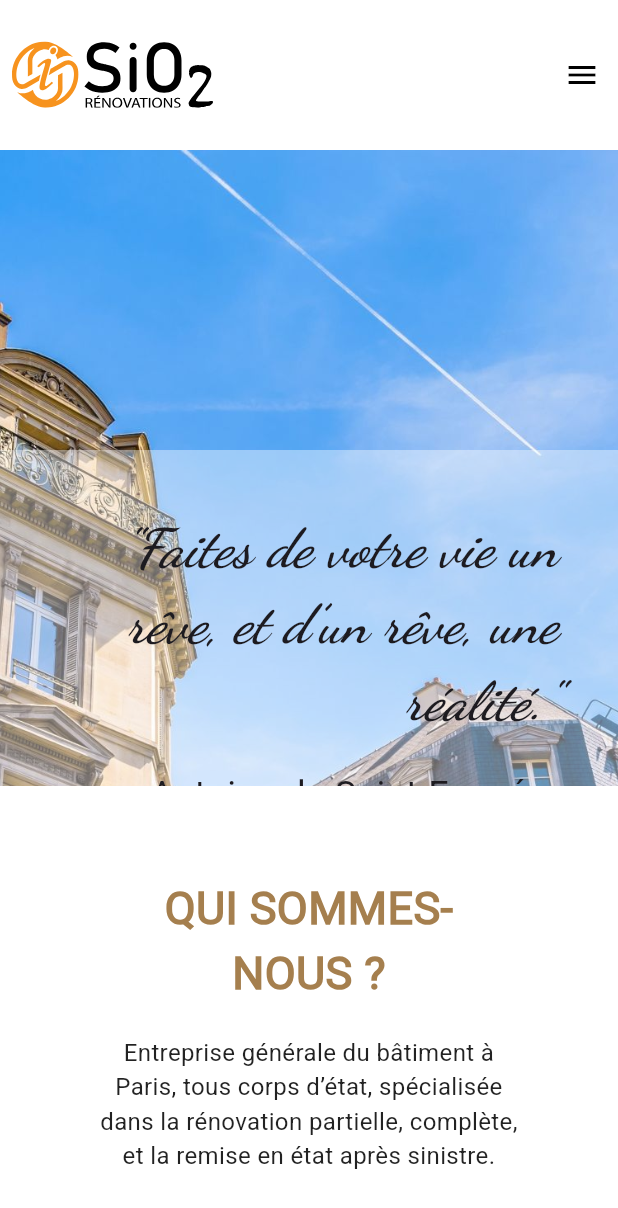
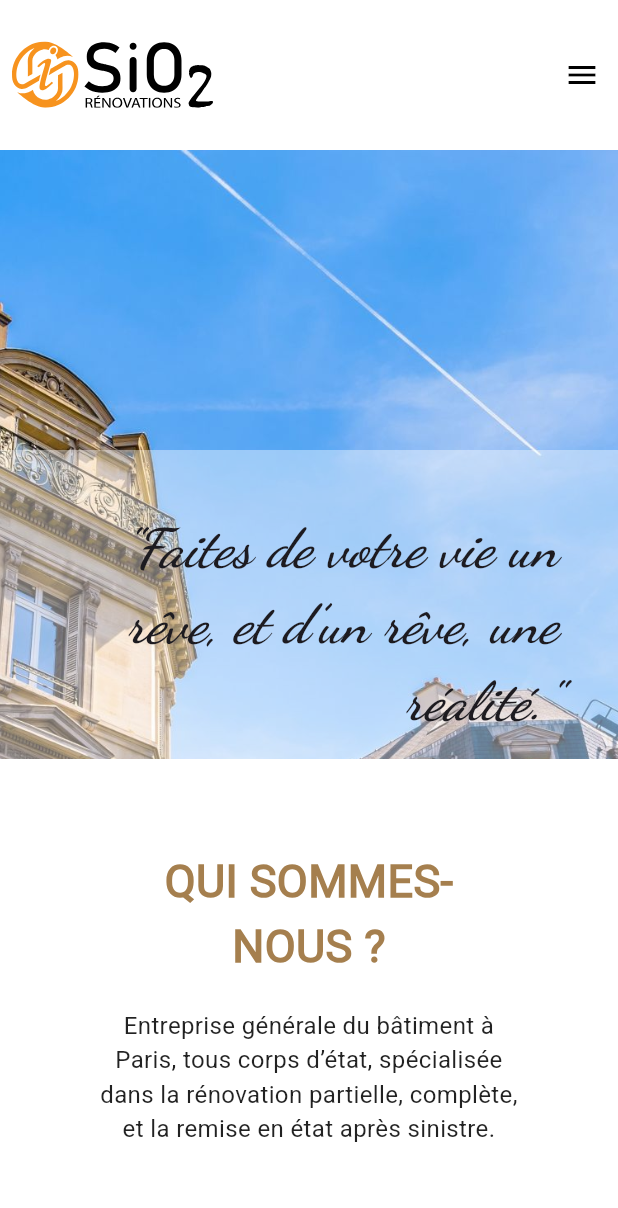
Before and after one commit to andres-angulo-dev/sio2_renovations_frontend, a Flutter app: the AboutScreen screen opened by its route, on a phone screen of 412 x 824 dp. Shown: the top 1208 px of the screen. Run offline on Flutter 3.47's test engine with Material 3 defaults, Android fonts, the phone set to English and light mode, and no system bars; our stand-ins replace animated_splash_screen, animated_text_kit, carousel_slider, dropdown_button2, flutter_dotenv, flutter_svg and 6 more; missing offline and left inert: carousel_slider_plus, slider_captcha; accounts and stored records are empty.

Commit message:
responsive: about screen code

```diff
--- a/lib/screens/about_screen.dart
+++ b/lib/screens/about_screen.dart
@@ -38,7 +38,6 @@ class AboutScreenState extends State<AboutScreen> with TickerProviderStateMixin
   bool _showEngagementSection = false;
   bool _showContactButtonSection = false;
   // bool _isDesktopMenuOpen = false; // Check if the child (MyAppBarComment) has the dropdown menu or not (only for NavItem with click)
-
 
   void updateCurrentItem(String newItem) {
     setState(() {
@@ -137,7 +136,6 @@ class AboutScreenState extends State<AboutScreen> with TickerProviderStateMixin
 
   @override
   Widget build(BuildContext context) {
-
     final mobile = GlobalScreenSizes.isMobileScreen(context);
     final screenWidth = GlobalScreenSizes.screenWidth(context);
 
@@ -238,8 +236,7 @@ class AboutScreenState extends State<AboutScreen> with TickerProviderStateMixin
                         bottom: 0, // Align at the bottom
                         left: mobile ? null : screenWidth * 0.25 , // Center horizontally
                         child: Container(
-                          height: 300.0,
-                          // width: screenWidth * 0.5,
+                          constraints: BoxConstraints(minHeight: 300.0),
                           width: mobile ? screenWidth : screenWidth * 0.5,
                           padding: const EdgeInsets.all(60.0), // Add padding inside the container
                           decoration: BoxDecoration(
@@ -281,22 +278,18 @@ class AboutScreenState extends State<AboutScreen> with TickerProviderStateMixin
                     ],
                   ),
                 ),
-                SizedBox(height: 100.0),
+                const SizedBox(height: 100.0),
                 SizedBox(
-                  height: 600,
+                  height: 600.0,
                   width: screenWidth,
-                  // color: Colors.red,
                   child: Row(
                     mainAxisAlignment: MainAxisAlignment.center,
                     children: [
                       Expanded(
-                        // flex: 2,
-                        // child: Container(
-                          // color: Colors.green,
                         child: Center(
                           child: Container(
-                              width: 1500,
-                              height: 1000,
+                            width: 1500.0,
+                            height: 1000.0,
                             decoration: BoxDecoration(
                               image: DecorationImage(
                                 image: AssetImage('assets/images/immeuble.jpeg'),
@@ -305,7 +298,6 @@ class AboutScreenState extends State<AboutScreen> with TickerProviderStateMixin
                             ),
                           )
                         )
-                        // )
                       ),
                       Expanded(
                         child: VisibilityDetector(
@@ -322,8 +314,8 @@ class AboutScreenState extends State<AboutScreen> with TickerProviderStateMixin
                             duration: const Duration(milliseconds: 1500),
                             child: Center(
                               child: Container(
-                                height: 600,
-                                width: 1000,
+                                height: 600.0,
+                                width: 1000.0,
                                 padding: EdgeInsets.all(16.0),
                                 child: Column(
                                   mainAxisAlignment: MainAxisAlignment.center,
@@ -331,13 +323,13 @@ class AboutScreenState extends State<AboutScreen> with TickerProviderStateMixin
                                     Text(
                                       "NOTRE HISTOIRE !",
                                       style: TextStyle(
-                                        fontSize: 30, // Adjust font size
+                                        fontSize: 30.0, // Adjust font size
                                         fontWeight: FontWeight.bold,
                                         color: GlobalColors.thirdColor,
                                       ),
                                       textAlign: TextAlign.center,
                                     ),
-                                    const SizedBox(height: 20), // Space between
+                                    const SizedBox(height: 20.0), // Space between
                                     Text(
                                       "SIO2 Rénovations est le fruit de la fusion entre deux familles partageant plus de 30 ans d’expérience dans le bâtiment.\n\nNous mettons ce savoir-faire à votre service, que ce soit pour rénover un studio, un appartement, une maison entière ou un local commercial. Capables de prendre en charge des projets de toutes tailles, nous répondons aussi bien aux petits travaux de rénovation qu’aux défis les plus ambitieux.",
                                       style: TextStyle(
@@ -379,11 +371,9 @@ class AboutScreenState extends State<AboutScreen> with TickerProviderStateMixin
                       );
                     },
                     child: Container(
-                      width: 1000,
+                      width: 1000.0,
                       padding: EdgeInsets.all(16.0),
                       alignment: Alignment.center,
-                      // padding: EdgeInsets.all(200.0),
-                      // color: Colors.orange,
                       child:  Column(
                         mainAxisAlignment: MainAxisAlignment.center,
                         mainAxisSize: MainAxisSize.min,
@@ -391,20 +381,20 @@ class AboutScreenState extends State<AboutScreen> with TickerProviderStateMixin
                           Text(
                             "NOS SERVICES DE RENOVATIONS",
                             style: TextStyle(
-                              fontSize: 30, // Adjust font size
+                              fontSize: 30.0, // Adjust font size
                               fontWeight: FontWeight.bold,
                               color: GlobalColors.thirdColor,
                             ),
                             textAlign: TextAlign.center,
                           ),
-                          const SizedBox(height: 20), // Space between
+                          const SizedBox(height: 20.0), // Space between
                           Text(
                             "Que vous souhaitiez rénover votre électricité, plomberie, peinture, poser du carrelage, du parquet, ou bien plus encore, SIO2 Rénovations est là pour vous offrir des conseils personnalisés, une expertise éprouvée et un service clé en main.\n\n"
                             "Le succès de chaque projet de rénovation repose sur une organisation solide. C’est pourquoi nous vous accompagnons à chaque étape, de la planification à la livraison, à Paris et en l’Île-de-France. Notre objectif : transformer votre intérieur en un espace unique, moderne et chaleureux.\n\n"
                             "Nous mettons un point d’honneur à confier vos travaux à nos équipes sélectionnées pour leur sérieux et leur souci du détail. En restant agiles face aux imprévus de chantier, nous assurons un service au juste prix et dans le respect des délais.\n\n"
                             "Enfin, nous proposons à nos clients un compte rendu d’activité régulier pour avertir en temps réel des avancées de l’ensemble des travaux de rénovation réalisés ou en cours de réalisation.",
                             style: TextStyle(
-                              fontSize: 16,
+                              fontSize: 16.0,
                               color: Colors.black87,
                             ),
                             textAlign: TextAlign.center,
@@ -416,7 +406,7 @@ class AboutScreenState extends State<AboutScreen> with TickerProviderStateMixin
                 ),
                 const SizedBox(height: 160.0),
                 Container(
-                  height: 600,
+                  height: 600.0,
                   width: screenWidth,
                   decoration: const BoxDecoration(
                     image: DecorationImage(
@@ -427,7 +417,7 @@ class AboutScreenState extends State<AboutScreen> with TickerProviderStateMixin
                 ),
                 const SizedBox(height: 160.0),
                 Container(
-                  width: 1200,
+                  width: 1200.0,
                   alignment: Alignment.center,
                   padding: EdgeInsets.all(24.0),
                   // color: Colors.orange,
@@ -438,7 +428,7 @@ class AboutScreenState extends State<AboutScreen> with TickerProviderStateMixin
                       Text(
                         "POURQUOI NOUS FAIRE CONFIANCE ?",
                         style: TextStyle(
-                          fontSize: 30, // Adjust font size
+                          fontSize: 30.0, // Adjust font size
                           fontWeight: FontWeight.bold,
                           color: GlobalColors.thirdColor,
                         ),
@@ -473,60 +463,60 @@ class AboutScreenState extends State<AboutScreen> with TickerProviderStateMixin
                                 Text(
                                   "Nous analysons minutieusement vos besoins pour vous proposer une offre chiffrée et détaillée. Nos clients bénéficient également de rapports réguliers et d’une mise à jour en temps réel sur l’avancée des travaux.",
                                   style: TextStyle(
-                                    fontSize: 16,
+                                    fontSize: 16.0,
                                     color: Colors.black87,
                                   ),
                                   textAlign: TextAlign.justify,
                                 ),
-                                const SizedBox(height: 50), // Space between
+                                const SizedBox(height: 50.0), // Space between
                                 Text(
                                   "Communication",
                                   style: TextStyle(
-                                    fontSize: 24, // Adjust font size
+                                    fontSize: 24.0, // Adjust font size
                                     fontWeight: FontWeight.bold,
                                     color: Colors.black,
                                   ),
                                   textAlign: TextAlign.center,
                                 ),
-                                const SizedBox(height: 20), // Space between
+                                const SizedBox(height: 20.0), // Space between
                                 Text(
                                   "À chaque étape de votre projet, du conseil à la réalisation, nous sommes à vos côtés. Vous êtes en contact direct avec un interlocuteur unique, toujours disponible et attentif à vos demandes.",
                                   style: TextStyle(
-                                    fontSize: 16,
+                                    fontSize: 16.0,
                                     color: Colors.black87,
                                   ),
                                   textAlign: TextAlign.justify,
                                 ),
-                                const SizedBox(height: 50), // Space between
+                                const SizedBox(height: 50.0), // Space between
                                 Text(
                                   "Qualité",
                                   style: TextStyle(
-                                    fontSize: 24, // Adjust font size
+                                    fontSize: 24.0, // Adjust font size
                                     fontWeight: FontWeight.bold,
                                     color: Colors.black,
                                   ),
                                   textAlign: TextAlign.center,
                                 ),
-                                const SizedBox(height: 20), // Space between
+                                const SizedBox(height: 20.0), // Space between
                                 Text(
                                   "Notre entreprise est reconnue pour son travail méticuleux, son professionnalisme et sa ponctualité Notre objectif est de fournir le plus haut niveau d’exigence et de savoir-faire à chaque projet, quelle qu’en soit sa taille.",
                                   style: TextStyle(
-                                    fontSize: 16,
+                                    fontSize: 16.0,
                                     color: Colors.black87,
                                   ),
                                   textAlign: TextAlign.justify,
                                 ),
-                                const SizedBox(height: 50), // Space between
+                                const SizedBox(height: 50.0), // Space between
                                 Text(
                                   "Satisfaction",
                                   style: TextStyle(
-                                    fontSize: 24, // Adjust font size
+                                    fontSize: 24.0, // Adjust font size
                                     fontWeight: FontWeight.bold,
                                     color: Colors.black,
                                   ),
                                   textAlign: TextAlign.center,
                                 ),
-                                const SizedBox(height: 20), // Space between
+                                const SizedBox(height: 20.0), // Space between
                                 Text(
                                   "Nous accordons beaucoup d’importance à la satisfaction de nos clients dans le but d’entretenir une relation de confiance sur le long terme. En tant que petite entreprise, nous valorisons aussi les recommandations de nos clients. Nous ne voulons pas seulement vous satisfaire : nous voulons que vous partagiez votre expérience positive avec vos proches.",
                                   style: TextStyle(
@@ -538,8 +528,8 @@ class AboutScreenState extends State<AboutScreen> with TickerProviderStateMixin
                               ],
                             )
                           : SizedBox(
-                            height: 900,
-                            width: 900,
+                            height: 900.0,
+                            width: 900.0,
                             child: RiveAnimation.asset(GlobalAnimations.engagementAnimation),
                           )
                         )
@@ -548,9 +538,10 @@ class AboutScreenState extends State<AboutScreen> with TickerProviderStateMixin
                   ),
                 ),
                 const SizedBox(height: 100.0),
-                SizedBox(
-                  height: 600,
+                Container(
                   width: screenWidth,
+                  constraints: BoxConstraints(minHeight: 600.0),
+                  child: IntrinsicHeight( // Forces the Row to adopt the height of its tallest child (the text) → and therefore your Expanded of the image will have a true vertical constraint
                     child: Row(
                     mainAxisAlignment: MainAxisAlignment.center,
                       children: [
@@ -578,7 +569,6 @@ class AboutScreenState extends State<AboutScreen> with TickerProviderStateMixin
                                   },
                                   child: Center(
                                     child: Container(
-                                    width: 1000,
                                       padding: EdgeInsets.all(16.0),
                                       child: Column(
                                         mainAxisAlignment: MainAxisAlignment.center,
@@ -587,18 +577,18 @@ class AboutScreenState extends State<AboutScreen> with TickerProviderStateMixin
                                           Text(
                                             "TRANFORMONS VOS IDÉES EN RÉALITÉ",
                                             style: TextStyle(
-                                            fontSize: 30, // Adjust font size
+                                              fontSize: 30.0, // Adjust font size
                                               fontWeight: FontWeight.bold,
                                               color: GlobalColors.thirdColor,
                                             ),
                                             textAlign: TextAlign.center,
                                           ),
-                                        const SizedBox(height: 20), // Space between
+                                          const SizedBox(height: 20.0), // Space between
                                           Text(
                                             "Vous avez un projet en tête ? Chez SIO2 Rénovations, nous sommes là pour vous accompagner à chaque étape, de l'idée initiale à la réalisation finale.Que ce soit pour rénover un appartement, moderniser une maison, ou redonner vie à un local commercial, notre expertise est à votre disposition.\n"
                                             "Contactez-nous dès aujourd’hui pour discuter de vos projets de rénovation et découvrir comment nous pouvons concrétiser vos idées. Situés à Paris et actifs dans toute l'Île-de-France, Nous nous engageons à comprendre vos besoins afin de concevoir un espace unique et personnalisé.\n\nEnsemble, donnons vie à vos envies et faisons de votre intérieur un lieu où il fait bon vivre.",
                                             style: TextStyle(
-                                            fontSize: 16,
+                                              fontSize: 16.0,
                                               color: Colors.black87,
                                             ),
                                             textAlign: TextAlign.center,
@@ -611,7 +601,6 @@ class AboutScreenState extends State<AboutScreen> with TickerProviderStateMixin
                                   )
                                 )
                               ),
-                            const SizedBox(height: 10), // Space between
                               VisibilityDetector(
                                 key: const Key('section_contactButton'),
                                 onVisibilityChanged: (info) {
@@ -622,8 +611,8 @@ class AboutScreenState extends State<AboutScreen> with TickerProviderStateMixin
                                   }
                                 },
                                 child: SizedBox(
-                                height: 100, // Fixed size to allow visibility detection
-                                width: 150,  // Corresponds to the size of the MyButtonRive
+                                  height: 100.0, // Fixed size to allow visibility detection
+                                  width: 150.0,  // Corresponds to the size of the MyButtonRive
                                   child: _showContactButtonSection ? MyRiveButton(
                                     onPressed: () => Navigator.pushNamed(context, ('/contact')),
                                     buttonPath: GlobalButtonsAndIcons.contactButtonWithReverse,
@@ -635,10 +624,7 @@ class AboutScreenState extends State<AboutScreen> with TickerProviderStateMixin
                           )
                         ),
                         Expanded(
-                        child: Center(
                           child: Container(
-                            width: 1500,
-                            height: 1000,
                             decoration: BoxDecoration(
                               image: DecorationImage(
                                 image: AssetImage('assets/images/immeuble.jpeg'),
@@ -646,12 +632,12 @@ class AboutScreenState extends State<AboutScreen> with TickerProviderStateMixin
                               )
                             ),
                           )
-                        )
                         ),
                       ]
                     )
+                  )
                 ),
-                SizedBox(height: mobile ? 160.0 : 160.0),
+                const SizedBox(height: 160.0),
                 FooterComponent(),
               ],
             ),
```
Lines whose indentation alone changed are shown as unchanged.
